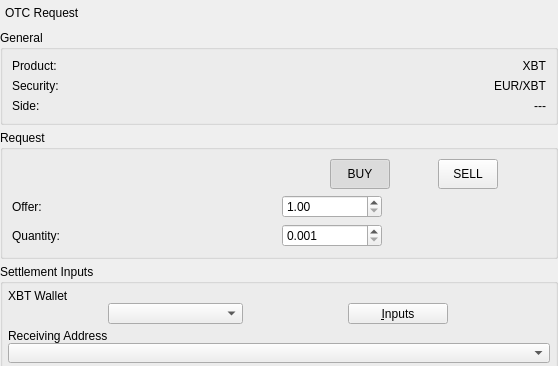
Qt form BlockSettleUILib/OTCNegotiationCommonWidget.ui (BlockSettle/terminal) before a commit; both pictures show x 0 to 558 and y 0 to 366 of the 558 by 961 pixel window.
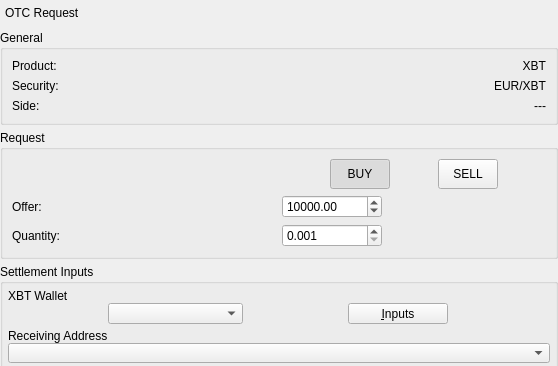
The same form after that commit.

Commit message: Update default OTC price for tests

Patch:
```diff
--- a/BlockSettleUILib/OTCNegotiationCommonWidget.ui
+++ b/BlockSettleUILib/OTCNegotiationCommonWidget.ui
@@ -300,6 +300,9 @@
         <property name="singleStep">
          <double>100.000000000000000</double>
         </property>
+        <property name="value">
+         <double>10000.000000000000000</double>
+        </property>
        </widget>
       </item>
       <item row="2" column="1">
```
